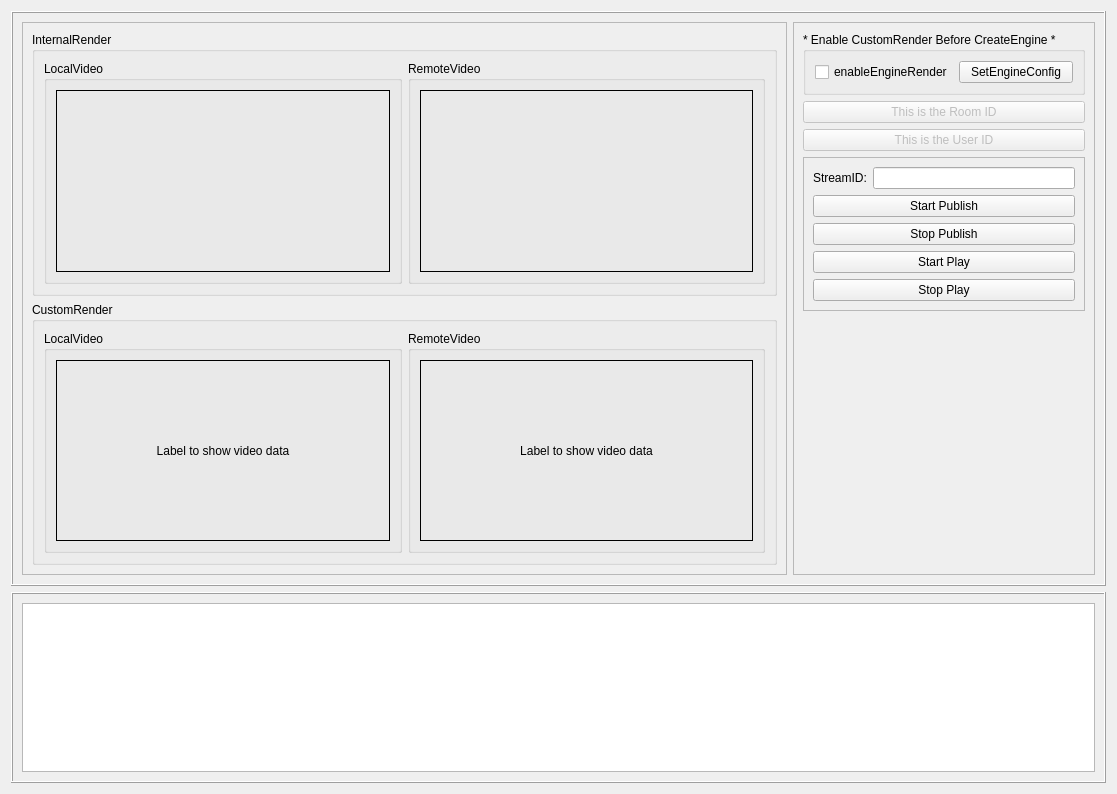
Above: video/src/CustomVideoRender/ZegoCustomVideoRenderDemo.ui from zegoim/zego-express-example-topics-cpp before the change. Below: the same form after it.
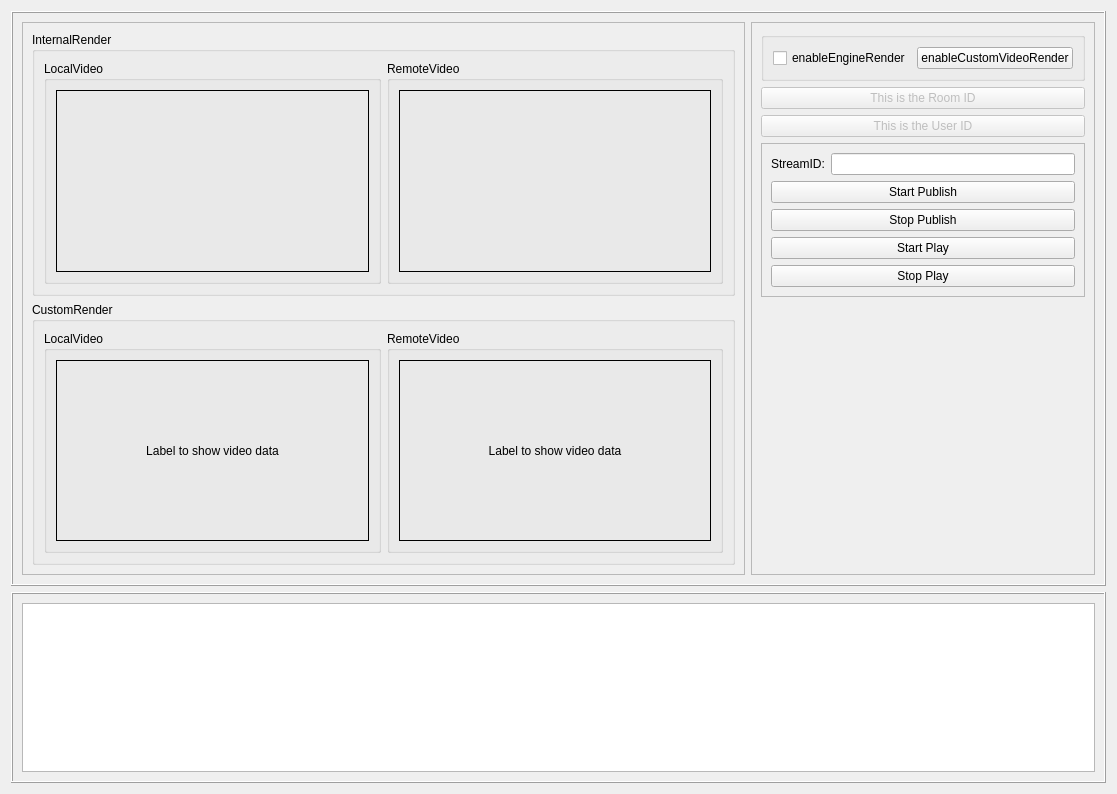
That is the form after the change.

```diff
--- a/video/src/CustomVideoRender/ZegoCustomVideoRenderDemo.ui
+++ b/video/src/CustomVideoRender/ZegoCustomVideoRenderDemo.ui
@@ -177,7 +177,7 @@
          <item>
           <widget class="QGroupBox" name="groupBox_2">
            <property name="title">
-            <string>* Enable CustomRender Before CreateEngine *</string>
+            <string/>
            </property>
            <layout class="QHBoxLayout" name="horizontalLayout">
             <item>
@@ -190,7 +190,7 @@
             <item>
              <widget class="QPushButton" name="pushButton_setEngineConfig">
               <property name="text">
-               <string>SetEngineConfig</string>
+               <string>enableCustomVideoRender</string>
               </property>
              </widget>
             </item>
```
Left out of the diff: 6 changed lines with no effect on the pictures.
